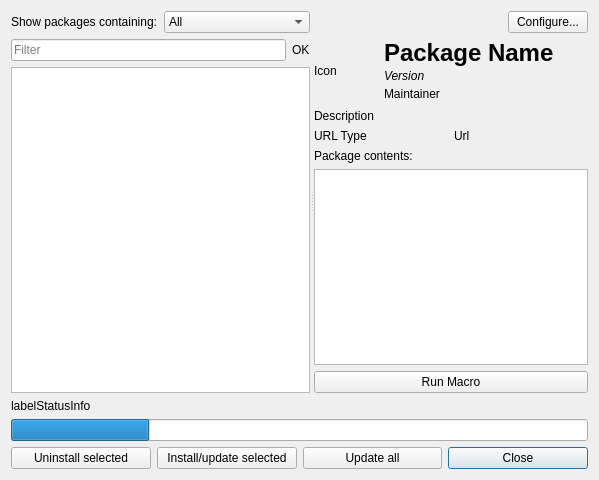
chennes/AddonManager, file AddonManager.ui: the form before one commit.
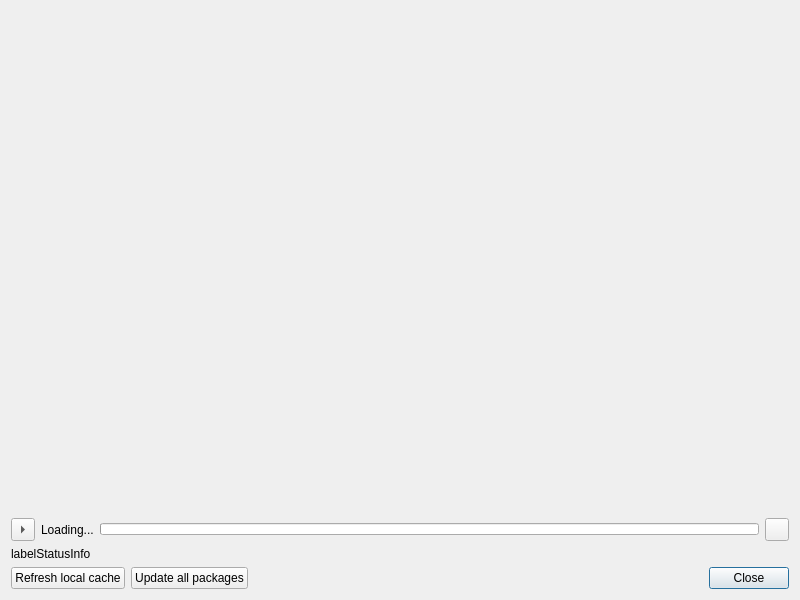
The form after the commit.

Commit message:
Addon Manager: Begin UI redesign
Migrate to a UI that looks more like other software package managers, giving
more space to each addon by hiding the list when an addon is selected, and
providing a "back" button to get back.

Implements a two-style view option for the list of addons: expanded and
condensed, via a delegate that provides the drawing function for each row in
the table based on two different widget designs.

Patch:
```diff
--- a/AddonManager.ui
+++ b/AddonManager.ui
@@ -6,8 +6,8 @@
    <rect>
     <x>0</x>
     <y>0</y>
-    <width>599</width>
-    <height>480</height>
+    <width>800</width>
+    <height>600</height>
    </rect>
   </property>
   <property name="windowTitle">
@@ -15,282 +15,98 @@
   </property>
   <layout class="QVBoxLayout" name="verticalLayout_4">
    <item>
-    <widget class="QSplitter" name="splitter">
+    <widget class="QWidget" name="contentPlaceholder" native="true">
      <property name="sizePolicy">
       <sizepolicy hsizetype="Expanding" vsizetype="Expanding">
        <horstretch>0</horstretch>
        <verstretch>0</verstretch>
       </sizepolicy>
      </property>
-     <property name="orientation">
-      <enum>Qt::Horizontal</enum>
-     </property>
-     <widget class="QWidget" name="verticalLayoutWidget">
-      <layout class="QVBoxLayout" name="verticalLayout_2">
+    </widget>
+   </item>
+   <item>
+    <layout class="QVBoxLayout" name="layoutUpdateInProgress">
+     <item>
+      <layout class="QHBoxLayout" name="horizontalLayout_7">
        <item>
-        <layout class="QHBoxLayout" name="horizontalLayout_6">
-         <item>
-          <widget class="QLabel" name="label">
-           <property name="text">
-            <string>Show packages containing:</string>
-           </property>
-          </widget>
-         </item>
-         <item>
-          <widget class="QComboBox" name="comboPackageType">
-           <item>
-            <property name="text">
-             <string>All</string>
-            </property>
-           </item>
-           <item>
-            <property name="text">
-             <string>Workbenches</string>
-            </property>
-           </item>
-           <item>
-            <property name="text">
-             <string>Macros</string>
-            </property>
-           </item>
-           <item>
-            <property name="text">
-             <string>Preference Packs</string>
-            </property>
-           </item>
-          </widget>
-         </item>
-        </layout>
+        <widget class="QToolButton" name="buttonShowDetails">
+         <property name="toolTip">
+          <string>Show details</string>
+         </property>
+         <property name="text">
+          <string>...</string>
+         </property>
+         <property name="arrowType">
+          <enum>Qt::RightArrow</enum>
+         </property>
+        </widget>
        </item>
        <item>
-        <layout class="QHBoxLayout" name="horizontalLayout_5">
-         <item>
-          <widget class="QLineEdit" name="lineEditFilter">
-           <property name="placeholderText">
-            <string>Filter</string>
-           </property>
-           <property name="clearButtonEnabled">
-            <bool>true</bool>
-           </property>
-          </widget>
-         </item>
-         <item>
-          <widget class="QLabel" name="labelFilterValidity">
-           <property name="text">
-            <string>OK</string>
-           </property>
-          </widget>
-         </item>
-        </layout>
+        <widget class="QLabel" name="labelUpdateInProgress">
+         <property name="text">
+          <string>Loading...</string>
+         </property>
+        </widget>
        </item>
        <item>
-        <widget class="QTableView" name="tablePackages">
-         <property name="editTriggers">
-          <set>QAbstractItemView::NoEditTriggers</set>
+        <widget class="QProgressBar" name="progressBar">
+         <property name="sizePolicy">
+          <sizepolicy hsizetype="Expanding" vsizetype="Fixed">
+           <horstretch>0</horstretch>
+           <verstretch>0</verstretch>
+          </sizepolicy>
          </property>
-         <property name="showDropIndicator" stdset="0">
-          <bool>false</bool>
+         <property name="minimumSize">
+          <size>
+           <width>0</width>
+           <height>0</height>
+          </size>
          </property>
-         <property name="selectionMode">
-          <enum>QAbstractItemView::SingleSelection</enum>
+         <property name="maximumSize">
+          <size>
+           <width>16777215</width>
+           <height>12</height>
+          </size>
          </property>
-         <property name="selectionBehavior">
-          <enum>QAbstractItemView::SelectRows</enum>
-         </property>
-         <property name="iconSize">
+         <property name="baseSize">
           <size>
-           <width>16</width>
-           <height>16</height>
+           <width>0</width>
+           <height>0</height>
           </size>
          </property>
-         <property name="showGrid">
-          <bool>false</bool>
+         <property name="value">
+          <number>0</number>
          </property>
-         <property name="sortingEnabled">
-          <bool>true</bool>
-         </property>
-         <property name="wordWrap">
+         <property name="textVisible">
           <bool>false</bool>
          </property>
-         <attribute name="horizontalHeaderMinimumSectionSize">
-          <number>16</number>
-         </attribute>
-         <attribute name="verticalHeaderVisible">
-          <bool>false</bool>
-         </attribute>
-         <attribute name="verticalHeaderMinimumSectionSize">
-          <number>12</number>
-         </attribute>
-         <attribute name="verticalHeaderDefaultSectionSize">
-          <number>16</number>
-         </attribute>
-         <attribute name="verticalHeaderStretchLastSection">
-          <bool>false</bool>
-         </attribute>
-        </widget>
-       </item>
-      </layout>
-     </widget>
-     <widget class="QWidget" name="verticalLayoutWidget_2">
-      <layout class="QVBoxLayout" name="verticalLayout_3">
-       <item>
-        <layout class="QHBoxLayout" name="horizontalLayout_3">
-         <item>
-          <spacer name="horizontalSpacer">
-           <property name="orientation">
-            <enum>Qt::Horizontal</enum>
-           </property>
-           <property name="sizeHint" stdset="0">
-            <size>
-             <width>40</width>
-             <height>20</height>
-            </size>
-           </property>
-          </spacer>
-         </item>
-         <item>
-          <widget class="QPushButton" name="buttonConfigure">
-           <property name="toolTip">
-            <string>Sets configuration options for the Addon Manager</string>
-           </property>
-           <property name="text">
-            <string>Configure...</string>
-           </property>
-          </widget>
-         </item>
-        </layout>
-       </item>
-       <item>
-        <layout class="QHBoxLayout" name="horizontalLayout_4">
-         <item>
-          <widget class="QLabel" name="labelIcon">
-           <property name="sizePolicy">
-            <sizepolicy hsizetype="Fixed" vsizetype="Fixed">
-             <horstretch>0</horstretch>
-             <verstretch>0</verstretch>
-            </sizepolicy>
-           </property>
-           <property name="minimumSize">
-            <size>
-             <width>64</width>
-             <height>64</height>
-            </size>
-           </property>
-           <property name="baseSize">
-            <size>
-             <width>64</width>
-             <height>64</height>
-            </size>
-           </property>
-           <property name="text">
-            <string>Icon</string>
-           </property>
-          </widget>
-         </item>
-         <item>
-          <layout class="QVBoxLayout" name="verticalLayout">
-           <property name="spacing">
-            <number>0</number>
-           </property>
-           <property name="sizeConstraint">
-            <enum>QLayout::SetDefaultConstraint</enum>
-           </property>
-           <item>
-            <widget class="QLabel" name="labelPackageName">
-             <property name="text">
-              <string>&lt;h1&gt;Package Name&lt;/h1&gt;</string>
-             </property>
-            </widget>
-           </item>
-           <item>
-            <widget class="QLabel" name="labelVersion">
-             <property name="text">
-              <string>&lt;em&gt;Version&lt;/em&gt;</string>
-             </property>
-            </widget>
-           </item>
-           <item>
-            <widget class="QLabel" name="labelMaintainer">
-             <property name="text">
-              <string>Maintainer</string>
-             </property>
-            </widget>
-           </item>
-          </layout>
-         </item>
-        </layout>
-       </item>
-       <item>
-        <widget class="QLabel" name="labelDescription">
-         <property name="text">
-          <string>Description</string>
+         <property name="format">
+          <string>Downloading info...</string>
          </property>
-         <property name="textFormat">
-          <enum>Qt::PlainText</enum>
-         </property>
-         <property name="wordWrap">
-          <bool>true</bool>
-         </property>
         </widget>
        </item>
        <item>
-        <layout class="QGridLayout" name="urlGrid">
-         <item row="0" column="0">
-          <widget class="QLabel" name="labelUrlType">
-           <property name="text">
-            <string>URL Type</string>
-           </property>
-          </widget>
-         </item>
-         <item row="0" column="1">
-          <widget class="QLabel" name="labelUrl">
-           <property name="text">
-            <string>Url</string>
-           </property>
-          </widget>
-         </item>
-        </layout>
-       </item>
-       <item>
-        <widget class="QLabel" name="labelContents">
-         <property name="text">
-          <string>Package contents:</string>
+        <widget class="QToolButton" name="buttonPauseUpdate">
+         <property name="toolTip">
+          <string>Pause cache update</string>
          </property>
-        </widget>
-       </item>
-       <item>
-        <widget class="QTextBrowser" name="description"/>
-       </item>
-       <item>
-        <widget class="QPushButton" name="buttonExecute">
          <property name="text">
-          <string>Run Macro</string>
+          <string/>
          </property>
         </widget>
        </item>
       </layout>
-     </widget>
-    </widget>
-   </item>
-   <item>
-    <widget class="QLabel" name="labelStatusInfo">
-     <property name="text">
-      <string>labelStatusInfo</string>
-     </property>
-    </widget>
-   </item>
-   <item>
-    <layout class="QHBoxLayout" name="horizontalLayout_2">
+     </item>
      <item>
-      <widget class="QProgressBar" name="progressBar">
-       <property name="value">
-        <number>24</number>
+      <widget class="QLabel" name="labelStatusInfo">
+       <property name="sizePolicy">
+        <sizepolicy hsizetype="Expanding" vsizetype="Preferred">
+         <horstretch>0</horstretch>
+         <verstretch>0</verstretch>
+        </sizepolicy>
        </property>
-       <property name="textVisible">
-        <bool>false</bool>
-       </property>
-       <property name="format">
-        <string>Downloading info...</string>
+       <property name="text">
+        <string>labelStatusInfo</string>
        </property>
       </widget>
      </item>
@@ -307,17 +123,7 @@
         <string>Uninstalls a selected macro or workbench</string>
        </property>
        <property name="text">
-        <string>Uninstall selected</string>
-       </property>
-      </widget>
-     </item>
-     <item>
-      <widget class="QPushButton" name="buttonInstall">
-       <property name="toolTip">
-        <string>Installs or updates the selected macro or workbench</string>
-       </property>
-       <property name="text">
-        <string>Install/update selected</string>
+        <string>Refresh local cache</string>
        </property>
       </widget>
      </item>
@@ -327,10 +133,23 @@
         <string>Download and apply all available updates</string>
        </property>
        <property name="text">
-        <string>Update all</string>
+        <string>Update all packages</string>
        </property>
       </widget>
      </item>
+     <item>
+      <spacer name="horizontalSpacer_4">
+       <property name="orientation">
+        <enum>Qt::Horizontal</enum>
+       </property>
+       <property name="sizeHint" stdset="0">
+        <size>
+         <width>40</width>
+         <height>20</height>
+        </size>
+       </property>
+      </spacer>
+     </item>
      <item>
       <widget class="QPushButton" name="buttonClose">
        <property name="toolTip">
```
Left out of the diff: 5 changed lines with no effect on the pictures. The commit also changes 16 other files.
